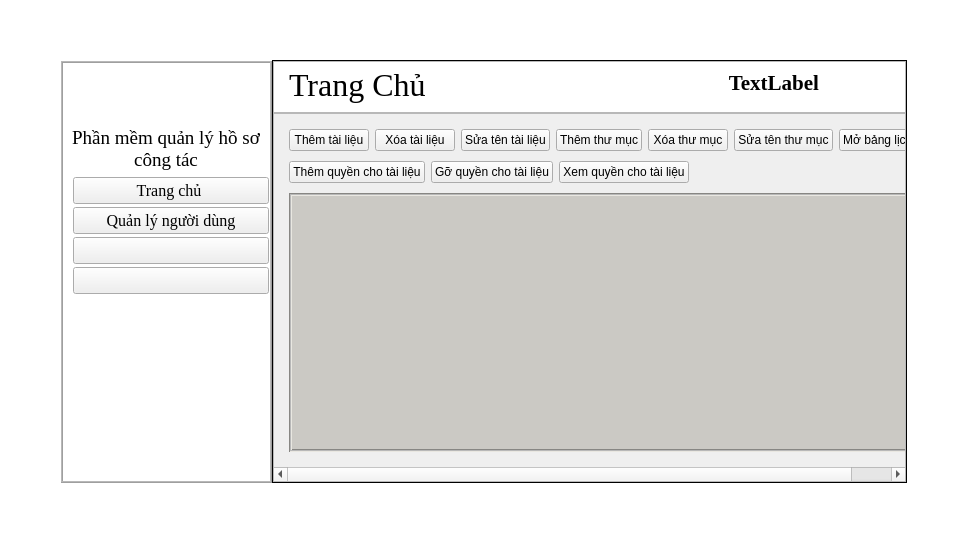
Qt form ui/admin_dashboard.ui (DTNS2905/App_quan_ly_python_qt_) before a commit.
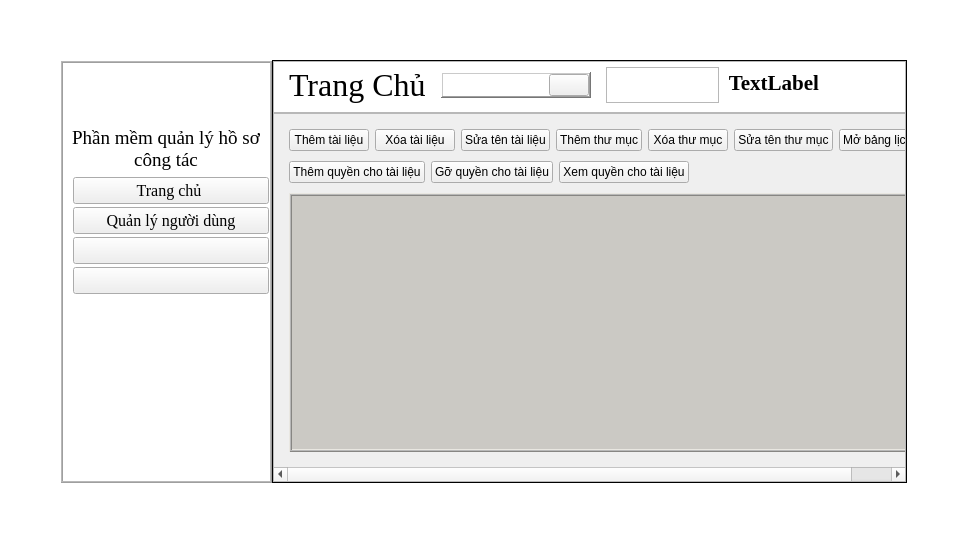
The same form after that commit. Icons and pictures are not drawn.

Commit message: add new translation , remove root , add search feature

Patch:
```diff
--- a/ui/admin_dashboard.ui
+++ b/ui/admin_dashboard.ui
@@ -696,9 +696,9 @@
             <property name="autoFillBackground">
              <bool>false</bool>
             </property>
-            <layout class="QVBoxLayout" name="verticalLayout_6">
+            <layout class="QHBoxLayout" name="horizontalLayout_8">
              <property name="spacing">
-              <number>0</number>
+              <number>15</number>
              </property>
              <property name="leftMargin">
               <number>0</number>
@@ -714,6 +714,12 @@
              </property>
              <item>
               <widget class="QLabel" name="label_3">
+               <property name="sizePolicy">
+                <sizepolicy hsizetype="Maximum" vsizetype="Preferred">
+                 <horstretch>0</horstretch>
+                 <verstretch>0</verstretch>
+                </sizepolicy>
+               </property>
                <property name="font">
                 <font>
                  <family>Times New Roman</family>
@@ -731,6 +737,88 @@
                </property>
               </widget>
              </item>
+             <item>
+              <widget class="QFrame" name="frame_2">
+               <property name="sizePolicy">
+                <sizepolicy hsizetype="Maximum" vsizetype="Maximum">
+                 <horstretch>0</horstretch>
+                 <verstretch>0</verstretch>
+                </sizepolicy>
+               </property>
+               <property name="minimumSize">
+                <size>
+                 <width>0</width>
+                 <height>0</height>
+                </size>
+               </property>
+               <property name="frameShape">
+                <enum>QFrame::Shape::WinPanel</enum>
+               </property>
+               <property name="frameShadow">
+                <enum>QFrame::Shadow::Raised</enum>
+               </property>
+               <property name="lineWidth">
+                <number>3</number>
+               </property>
+               <property name="midLineWidth">
+                <number>3</number>
+               </property>
+               <layout class="QHBoxLayout" name="horizontalLayout_6">
+                <property name="spacing">
+                 <number>0</number>
+                </property>
+                <property name="leftMargin">
+                 <number>0</number>
+                </property>
+                <property name="topMargin">
+                 <number>0</number>
+                </property>
+                <property name="rightMargin">
+                 <number>0</number>
+                </property>
+                <property name="bottomMargin">
+                 <number>0</number>
+                </property>
+                <item>
+                 <widget class="QLineEdit" name="search_input">
+                  <property name="sizePolicy">
+                   <sizepolicy hsizetype="Preferred" vsizetype="Fixed">
+                    <horstretch>0</horstretch>
+                    <verstretch>0</verstretch>
+                   </sizepolicy>
+                  </property>
+                  <property name="frame">
+                   <bool>false</bool>
+                  </property>
+                  <property name="clearButtonEnabled">
+                   <bool>true</bool>
+                  </property>
+                 </widget>
+                </item>
+                <item>
+                 <widget class="QPushButton" name="search_button">
+                  <property name="text">
+                   <string/>
+                  </property>
+                  <property name="icon">
+                   <iconset resource="../resources.qrc">
+                    <normaloff>:/icons/icons/search.svg</normaloff>:/icons/icons/search.svg</iconset>
+                  </property>
+                 </widget>
+                </item>
+               </layout>
+              </widget>
+             </item>
+             <item>
+              <widget class="QFrame" name="frame_3">
+               <property name="frameShape">
+                <enum>QFrame::Shape::StyledPanel</enum>
+               </property>
+               <property name="frameShadow">
+                <enum>QFrame::Shadow::Raised</enum>
+               </property>
+              </widget>
+             </item>
             </layout>
            </widget>
           </item>
@@ -964,10 +1052,10 @@
              <widget class="QWidget" name="scrollAreaWidgetContents">
               <property name="geometry">
                <rect>
-                <x>0</x>
+                <x>-102</x>
                 <y>0</y>
-                <width>633</width>
-                <height>350</height>
+                <width>733</width>
+                <height>355</height>
                </rect>
               </property>
               <property name="sizeIncrement">
@@ -1682,7 +1770,7 @@
                      <enum>QFrame::Shape::Box</enum>
                     </property>
                     <property name="frameShadow">
-                     <enum>QFrame::Shadow::Sunken</enum>
+                     <enum>QFrame::Shadow::Raised</enum>
                     </property>
                     <property name="lineWidth">
                      <number>1</number>
@@ -1693,12 +1781,36 @@
                     <property name="autoScrollMargin">
                      <number>16</number>
                     </property>
+                    <property name="tabKeyNavigation">
+                     <bool>true</bool>
+                    </property>
+                    <property name="alternatingRowColors">
+                     <bool>false</bool>
+                    </property>
                     <property name="selectionMode">
                      <enum>QAbstractItemView::SelectionMode::SingleSelection</enum>
                     </property>
+                    <property name="uniformRowHeights">
+                     <bool>false</bool>
+                    </property>
+                    <property name="sortingEnabled">
+                     <bool>true</bool>
+                    </property>
                     <property name="animated">
                      <bool>false</bool>
                     </property>
+                    <property name="allColumnsShowFocus">
+                     <bool>true</bool>
+                    </property>
+                    <property name="wordWrap">
+                     <bool>true</bool>
+                    </property>
+                    <property name="headerHidden">
+                     <bool>true</bool>
+                    </property>
+                    <attribute name="headerStretchLastSection">
+                     <bool>true</bool>
+                    </attribute>
                    </widget>
                   </item>
                  </layout>
```
Left out of the diff: 56 changed lines with no effect on the pictures. The commit also changes 9 other files.
